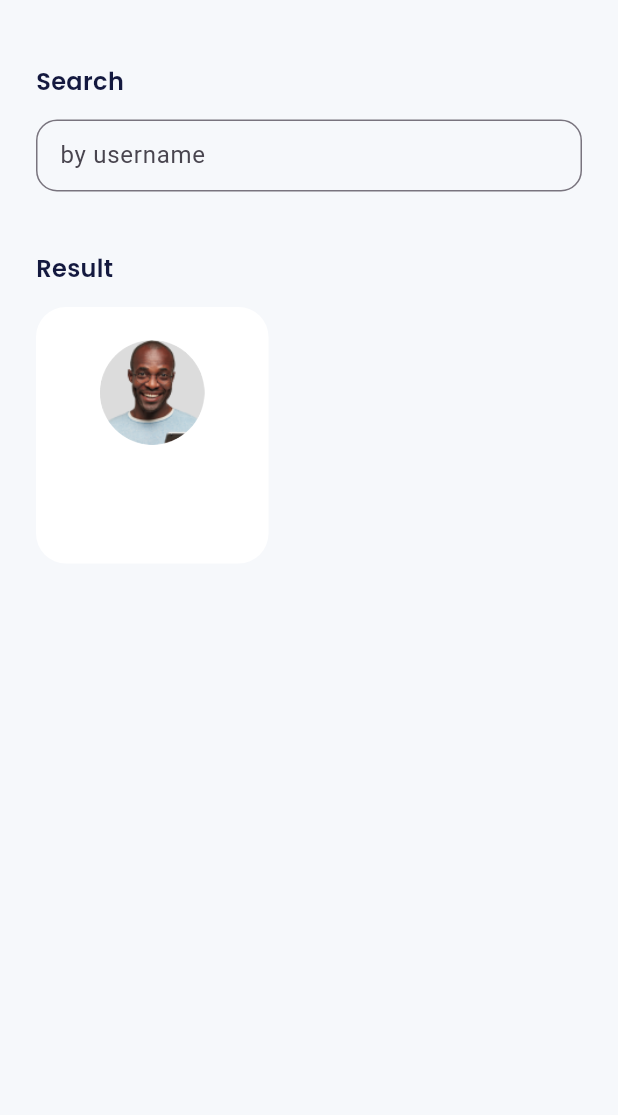
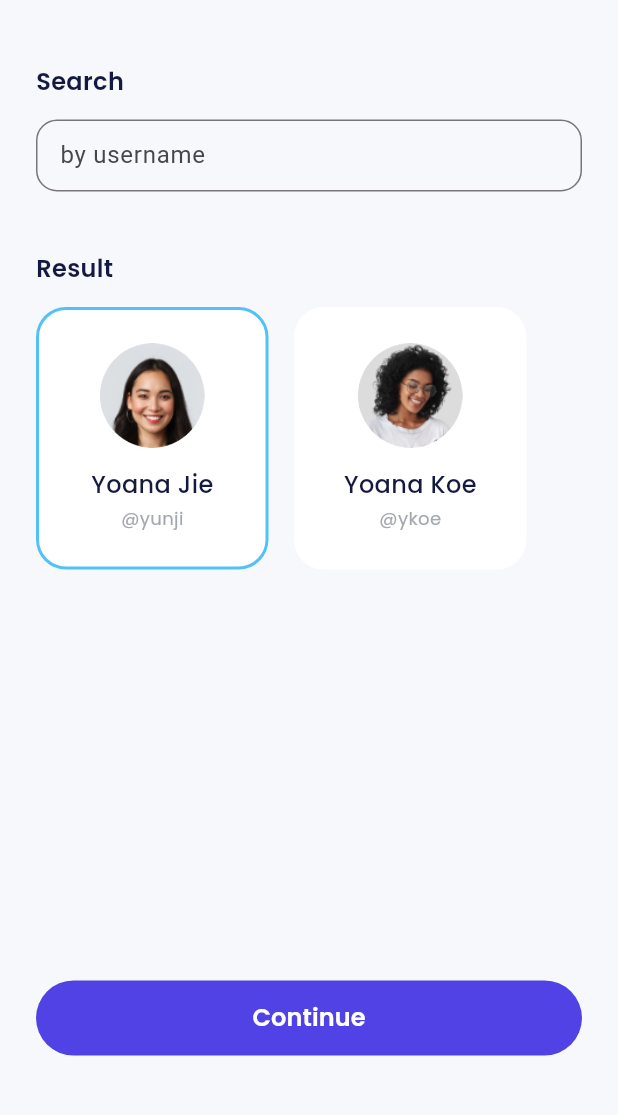
Before and after one commit to suhe/Kelas-Full-Stack-Laravel-Flutter-E-Wallet-Mobile-App-Buildwith-Angga-2022, a Flutter app: the TransferPage screen opened by its route, on a phone screen of 412 x 824 dp, the part 65-1180 px from its top. Run offline on Flutter 3.47's test engine with Material 3 defaults, Android fonts, the phone set to English and light mode, and no system bars; our stand-ins replace carousel_slider, google_fonts.

```diff
--- a/lib/main.dart
+++ b/lib/main.dart
@@ -15,7 +15,9 @@ import 'package:bank_sha/ui/pages/splash_page.dart';
 import 'package:bank_sha/ui/pages/topup_amount_page.dart';
 import 'package:bank_sha/ui/pages/topup_success_page.dart';
 import 'package:bank_sha/ui/pages/topup_page.dart';
+import 'package:bank_sha/ui/pages/transfer_amount_page.dart';
 import 'package:bank_sha/ui/pages/transfer_page.dart';
+import 'package:bank_sha/ui/pages/transfer_success_page.dart';
 import 'package:flutter/material.dart';
 
 void main() => runApp(const MyApp());
@@ -59,6 +61,8 @@ class MyApp extends StatelessWidget {
         '/topup-amount': (context) => TopupAmountPage(),
         '/topup-success': (context) => TopupntSuccessPage(),
         '/transfer': (context) => TransferPage(),
+        '/transfer-amount': (context) => TransferAmountPage(),
+        '/transfer-success': (context) => TransferSuccessPage(),
       },
     );
   }
--- a/lib/ui/pages/transfer_page.dart
+++ b/lib/ui/pages/transfer_page.dart
@@ -28,6 +28,12 @@ class TransferPage extends StatelessWidget {
           //if(textController.text = "")
           //buildRecentUsers(),
           buildResults(),
+          SizedBox(height: 274),
+          CustomFilledButton(
+            title: "Continue",
+            onPressed: () => (Navigator.pushNamed(context, "/transfer-amount")),
+          ),
+          SizedBox(height: 50),
         ],
       ),
     );
@@ -80,11 +86,20 @@ class TransferPage extends StatelessWidget {
           SizedBox(height: 14),
 
           Wrap(
+            spacing: 17,
+            runSpacing: 17,
             children: [
               TransferResultUserItem(
-                imageUrl: "assets/img_friend3.png",
-                name: "Masayoshi",
-                username: "form",
+                imageUrl: "assets/img_friend1.png",
+                name: "Yoana Jie",
+                username: "yunji",
+                isVerified: false,
+                isSelected: true,
+              ),
+              TransferResultUserItem(
+                imageUrl: "assets/img_friend2.png",
+                name: "Yoana Koe",
+                username: "ykoe",
                 isVerified: false,
               ),
             ],
--- a/lib/ui/widgets/home_tips_item.dart
+++ b/lib/ui/widgets/home_tips_item.dart
@@ -18,9 +18,9 @@ class HomeTipsItem extends StatelessWidget {
   Widget build(BuildContext context) {
     return GestureDetector(
       onTap: () async {
-        final Uri _url = Uri.parse(url);
-        if (await canLaunchUrl(_url)) {
-          launchUrl(_url);
+        final Uri uri = Uri.parse(url);
+        if (await canLaunchUrl(uri)) {
+          launchUrl(uri);
         }
       },
       child: Container(
--- a/lib/ui/widgets/transfer_result_user_item.dart
+++ b/lib/ui/widgets/transfer_result_user_item.dart
@@ -6,24 +6,30 @@ class TransferResultUserItem extends StatelessWidget {
   final String name;
   final String username;
   final bool isVerified;
+  final bool isSelected;
 
   const TransferResultUserItem({
     super.key,
     required this.imageUrl,
     required this.name,
     required this.username,
-    required this.isVerified,
+    this.isVerified = false,
+    this.isSelected = false,
   });
 
   @override
   Widget build(BuildContext context) {
     return Container(
       width: 155,
-      height: 171,
+      height: 175,
       padding: EdgeInsets.symmetric(horizontal: 14, vertical: 22),
       decoration: BoxDecoration(
         color: whiteColor,
         borderRadius: BorderRadius.circular(20),
+        border: Border.all(
+          color: isSelected ? blueColor : whiteColor,
+          width: 2,
+        ),
       ),
       child: Column(
         children: [
@@ -56,6 +62,13 @@ class TransferResultUserItem extends StatelessWidget {
                     )
                     : null,
           ),
+          SizedBox(height: 13),
+          Text(
+            name,
+            style: blackTextStyle.copyWith(fontSize: 16, fontWeight: medium),
+          ),
+          SizedBox(height: 2),
+          Text("@$username", style: greyTextStyle.copyWith(fontSize: 12)),
         ],
       ),
     );
```
Also changed, not shown: lib/ui/pages/transfer_amount_page.dart (added, +162 -0 lines), lib/ui/pages/transfer_success_page.dart (added, +47 -0 lines), pubspec.lock.
